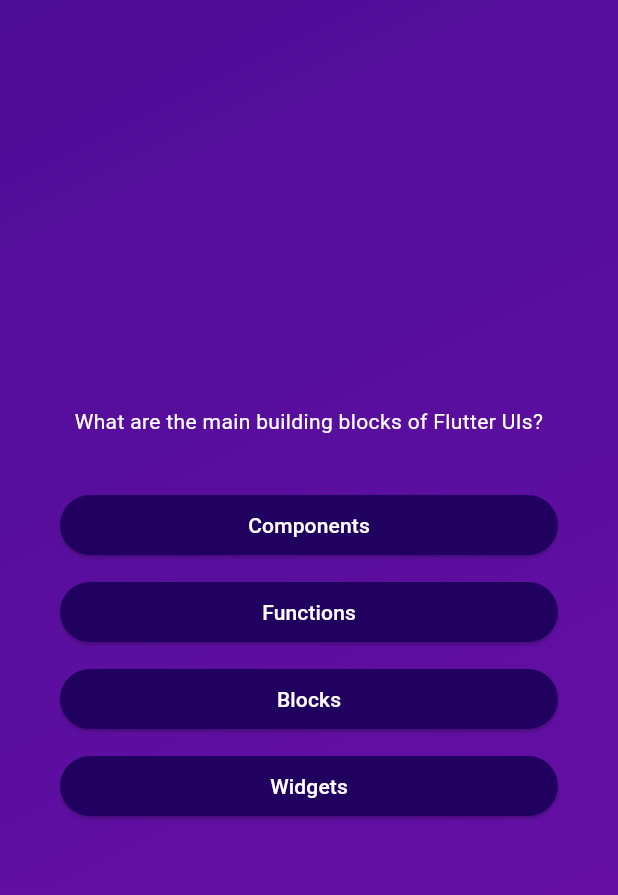
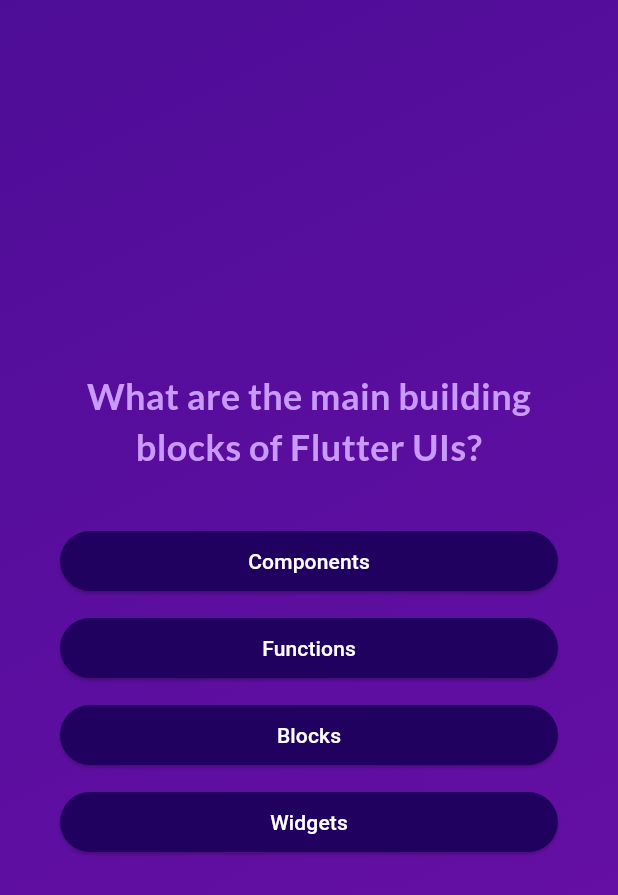
Before and after one commit to carlware/quiz_app, a Flutter app: the screen it shows after launch, after a tap on "Start Quiz", on a phone screen of 412 x 824 dp. Shown: the top 895 px of the screen. Run offline on Flutter 3.47's test engine with Material 3 defaults, Android fonts, the phone set to English and light mode, and no system bars; our stand-ins replace google_fonts.

Commit message:
add google fonts

```diff
--- a/lib/questions_screen.dart
+++ b/lib/questions_screen.dart
@@ -1,4 +1,5 @@
 import 'package:flutter/material.dart';
+import 'package:google_fonts/google_fonts.dart';
 import 'package:quiz_app/data/quiz_questions.dart';
 
 import 'answer_button.dart';
@@ -27,8 +28,10 @@ class _QuestionsScreenState extends State<QuestionsScreen> {
           children: [
             Text(
               currentQuestion.question,
-              style: const TextStyle(
-                color: Colors.white,
+              style: GoogleFonts.lato(
+                color: const Color.fromARGB(255, 201, 153, 251),
+                fontSize: 24,
+                fontWeight: FontWeight.bold,
               ),
               textAlign: TextAlign.center,
             ),
--- a/pubspec.yaml
+++ b/pubspec.yaml
@@ -12,6 +12,7 @@ dependencies:
     sdk: flutter
 
   cupertino_icons: ^1.0.2
+  google_fonts: 6.1.0
 
 dev_dependencies:
   flutter_test:
```
Also changed, not shown: pubspec.lock, 10 other files.
